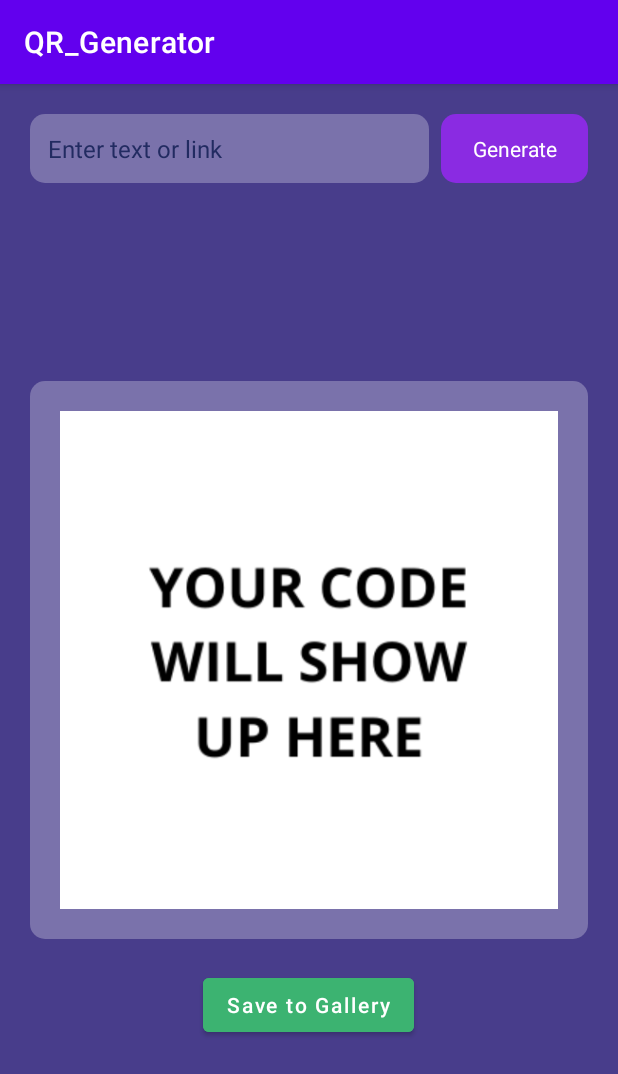
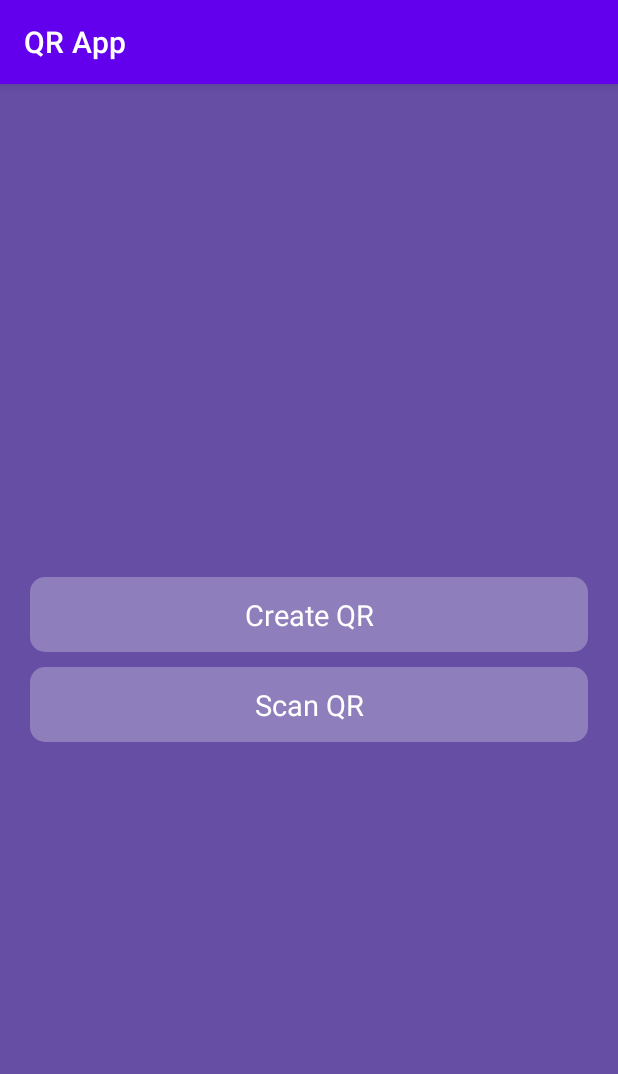
Before and after one commit to deepdhar/QR-App, an Android app: the screen it shows after launch (MainActivity), on a phone screen of 412 x 824 dp. Shown: the top 1074 px of the screen. Run offline under Robolectric (Android 15) with nearby library versions, the phone set to English and light mode, and no system bars; libraries missing offline, so code that uses them is left out: com.journeyapps.barcodescanner.

Commit message:
updated app

```diff
--- /dev/null
+++ b/app/src/main/java/com/example/android/qr_generator/Capture.java
@@ -0,0 +1,6 @@
+package com.example.android.qr_generator;
+
+import com.journeyapps.barcodescanner.CaptureActivity;
+
+public class Capture extends CaptureActivity {
+}
--- a/app/src/main/java/com/example/android/qr_generator/MainActivity.java
+++ b/app/src/main/java/com/example/android/qr_generator/MainActivity.java
@@ -1,12 +1,15 @@
 package com.example.android.qr_generator;
 
 import androidx.annotation.NonNull;
+import androidx.annotation.Nullable;
+import androidx.appcompat.app.AlertDialog;
 import androidx.appcompat.app.AppCompatActivity;
 import androidx.core.app.ActivityCompat;
 import androidx.core.content.ContextCompat;
 
 import android.Manifest;
 import android.content.Context;
+import android.content.DialogInterface;
 import android.content.Intent;
 import android.content.pm.PackageManager;
 import android.graphics.Bitmap;
@@ -27,6 +30,8 @@ import com.google.zxing.BarcodeFormat;
 import com.google.zxing.MultiFormatWriter;
 import com.google.zxing.WriterException;
 import com.google.zxing.common.BitMatrix;
+import com.google.zxing.integration.android.IntentIntegrator;
+import com.google.zxing.integration.android.IntentResult;
 import com.google.zxing.qrcode.encoder.QRCode;
 import com.journeyapps.barcodescanner.BarcodeEncoder;
 
@@ -38,103 +43,31 @@ import java.io.OutputStream;
 
 public class MainActivity extends AppCompatActivity {
 
-    private static int REQUEST_CODE = 100;
-    EditText input_editText;
-    Button saveImage_button;
-    TextView generate_button;
-    ImageView output_imageView;
+    TextView generate_textview, scan_textview;
 
     @Override
     protected void onCreate(Bundle savedInstanceState) {
         super.onCreate(savedInstanceState);
         setContentView(R.layout.activity_main);
 
-        input_editText = findViewById(R.id.input_et);
-        generate_button = findViewById(R.id.generate_bn);
-        saveImage_button = findViewById(R.id.save_gallery_bn);
-        output_imageView = findViewById(R.id.output_iv);
+        generate_textview = findViewById(R.id.generate_qr);
+        scan_textview = findViewById(R.id.scan_qr);
 
-
-        generate_button.setOnClickListener(new View.OnClickListener() {
+        generate_textview.setOnClickListener(new View.OnClickListener() {
             @Override
             public void onClick(View view) {
-                String s = input_editText.getText().toString().trim();
-                MultiFormatWriter writer = new MultiFormatWriter();
-                try {
-                    BitMatrix matrix = writer.encode(s, BarcodeFormat.QR_CODE, 350, 350);
-                    BarcodeEncoder encoder = new BarcodeEncoder();
-                    Bitmap bitmap = encoder.createBitmap(matrix);
-                    output_imageView.setImageBitmap(bitmap);
-                    InputMethodManager manager = (InputMethodManager) getSystemService(Context.INPUT_METHOD_SERVICE);
-                    manager.hideSoftInputFromWindow(input_editText.getApplicationWindowToken(), 0);
-                } catch (WriterException e) {
-                    e.printStackTrace();
-                }
+                Intent i = new Intent(MainActivity.this, GenerateQrActivity.class);
+                startActivity(i);
             }
         });
 
-
-        saveImage_button.setOnClickListener(new View.OnClickListener() {
+        scan_textview.setOnClickListener(new View.OnClickListener() {
             @Override
             public void onClick(View view) {
-                if(ContextCompat.checkSelfPermission(MainActivity.this, Manifest.permission.WRITE_EXTERNAL_STORAGE)
-                == PackageManager.PERMISSION_GRANTED) {
-                    saveImage();
-                } else {
-                    askPermission();
-                }
+                Intent i = new Intent(MainActivity.this, ScanActivity.class);
+                startActivity(i);
             }
         });
 
     }
-
-    private void askPermission() {
-        ActivityCompat.requestPermissions(MainActivity.this, new String[]{Manifest.permission.WRITE_EXTERNAL_STORAGE},REQUEST_CODE);
-    }
-
-    @Override
-    public void onRequestPermissionsResult(int requestCode, @NonNull String[] permissions, @NonNull int[] grantResults) {
-        if(requestCode == REQUEST_CODE) {
-            if(grantResults.length>0 && grantResults[0] == PackageManager.PERMISSION_GRANTED) {
-                saveImage();
-            } else {
-                Toast.makeText(this, "Please provide the required permissions", Toast.LENGTH_SHORT).show();
-            }
-        }
-        super.onRequestPermissionsResult(requestCode, permissions, grantResults);
-    }
-
-    private void saveImage() {
-        BitmapDrawable draw = (BitmapDrawable) output_imageView.getDrawable();
-        Bitmap bitmap = draw.getBitmap();
-
-        FileOutputStream outStream = null;
-        File sdCard = Environment.getExternalStorageDirectory();
-        File dir = new File(sdCard.getAbsolutePath() + "/Generated QRs");
-        dir.mkdirs();
-        String fileName = String.format("%d.jpg", System.currentTimeMillis());
-        File outFile = new File(dir, fileName);
-        try {
-            outStream = new FileOutputStream(outFile);
-        } catch (FileNotFoundException e) {
-            e.printStackTrace();
-        }
-        bitmap.compress(Bitmap.CompressFormat.JPEG, 100, outStream);
-        Toast.makeText(this, "saved to gallery", Toast.LENGTH_SHORT).show();
-        try {
-            outStream.flush();
-        } catch (IOException e) {
-            e.printStackTrace();
-        }
-        try {
-            outStream.close();
-        } catch (IOException e) {
-            e.printStackTrace();
-        }
-
-        Intent intent = new Intent(Intent.ACTION_MEDIA_SCANNER_SCAN_FILE);
-        intent.setData(Uri.fromFile(outFile));
-        sendBroadcast(intent);
-    }
-
 }
--- a/app/src/main/res/layout/activity_main.xml
+++ b/app/src/main/res/layout/activity_main.xml
@@ -4,87 +4,44 @@
     xmlns:tools="http://schemas.android.com/tools"
     android:layout_width="match_parent"
     android:layout_height="match_parent"
-    android:background="#483D8B"
+    android:background="#654ea3"
     android:orientation="vertical"
     android:padding="20dp"
     tools:context=".MainActivity">
 
     <LinearLayout
-        android:id="@+id/top_ll"
         android:layout_width="match_parent"
         android:layout_height="wrap_content"
-        android:orientation="horizontal">
-
-<!--        <EditText-->
-<!--            android:id="@+id/input_et"-->
-<!--            android:layout_width="0dp"-->
-<!--            android:layout_height="wrap_content"-->
-<!--            android:layout_weight="3"-->
-<!--            android:background="@drawable/bg"-->
-<!--            android:hint="Enter text or link"-->
-<!--            android:textSize="16sp"-->
-<!--            android:padding="12dp"/>-->
-
-<!--        <Button-->
-<!--            android:id="@+id/generate_bn"-->
-<!--            android:layout_width="0dp"-->
-<!--            android:layout_height="wrap_content"-->
-<!--            android:layout_weight="1.2"-->
-<!--            android:layout_marginTop="8dp"-->
-<!--            android:backgroundTint="#8A2BE2"-->
-<!--            android:text="Generate"-->
-<!--            android:textAllCaps="false"-->
-<!--            android:gravity="center"/>-->
-
-        <EditText
-            android:id="@+id/input_et"
-            android:layout_width="0dp"
-            android:layout_height="wrap_content"
-            android:layout_weight="3"
-            android:background="@drawable/bg"
-            android:hint="Enter text or link"
-            android:padding="12dp"
-            android:textColorHint="#222B61"
-            android:layout_marginRight="8dp"
-            android:textSize="16sp" />
+        android:orientation="vertical"
+        android:layout_centerInParent="true">
 
         <TextView
-            android:id="@+id/generate_bn"
-            android:layout_width="0dp"
-            android:layout_height="match_parent"
-            android:layout_weight="1.1"
-            android:text="Generate"
+            android:id="@+id/generate_qr"
+            android:layout_width="match_parent"
+            android:layout_height="wrap_content"
+            android:background="@drawable/bg"
+            android:padding="12dp"
+            android:text="Create QR"
+            android:textAlignment="center"
             android:textColor="@color/white"
-            android:background="@drawable/button_bg"
-            android:gravity="center"
-            android:textSize="14sp"
-            android:textAllCaps="false"/>
+            android:textSize="19sp" />
+
+        <TextView
+            android:id="@+id/scan_qr"
+            android:layout_width="match_parent"
+            android:layout_height="wrap_content"
+            android:layout_marginTop="10dp"
+            android:background="@drawable/bg"
+            android:padding="12dp"
+            android:text="Scan QR"
+            android:textAlignment="center"
+            android:textColor="@color/white"
+            android:textSize="19sp" />
 
     </LinearLayout>
 
 
 
-    <ImageView
-        android:id="@+id/output_iv"
-        android:layout_width="match_parent"
-        android:layout_height="wrap_content"
-        android:adjustViewBounds="true"
-        android:background="@drawable/bg"
-        android:padding="20dp"
-        android:src="@drawable/sample_img"
-        android:scaleType="fitCenter"
-        android:layout_centerInParent="true" />
 
-    <Button
-        android:id="@+id/save_gallery_bn"
-        android:layout_width="wrap_content"
-        android:layout_height="wrap_content"
-        android:layout_centerInParent="true"
-        android:layout_marginTop="20dp"
-        android:backgroundTint="#3CB371"
-        android:text="Save to Gallery"
-        android:fontFamily="sans-serif-medium"
-        android:textAllCaps="false"
-        android:layout_below="@id/output_iv"/>
 
 </RelativeLayout>
--- a/app/src/main/res/values/strings.xml
+++ b/app/src/main/res/values/strings.xml
@@ -1,3 +1,4 @@
 <resources>
-    <string name="app_name">QR_Generator</string>
+    <string name="app_name">QR App</string>
+    <string name="default_scanned_text">Your scanned text/link will appear here</string>
 </resources>
```
Also changed, not shown: app/src/main/AndroidManifest.xml (+10 -3 lines), app/src/main/java/com/example/android/qr_generator/GenerateQrActivity.java (added, +146 -0 lines), app/src/main/java/com/example/android/qr_generator/ScanActivity.java (added, +87 -0 lines), app/src/main/res/layout/activity_generate_qr.xml (added, +90 -0 lines), app/src/main/res/layout/activity_scan.xml (added, +51 -0 lines).
